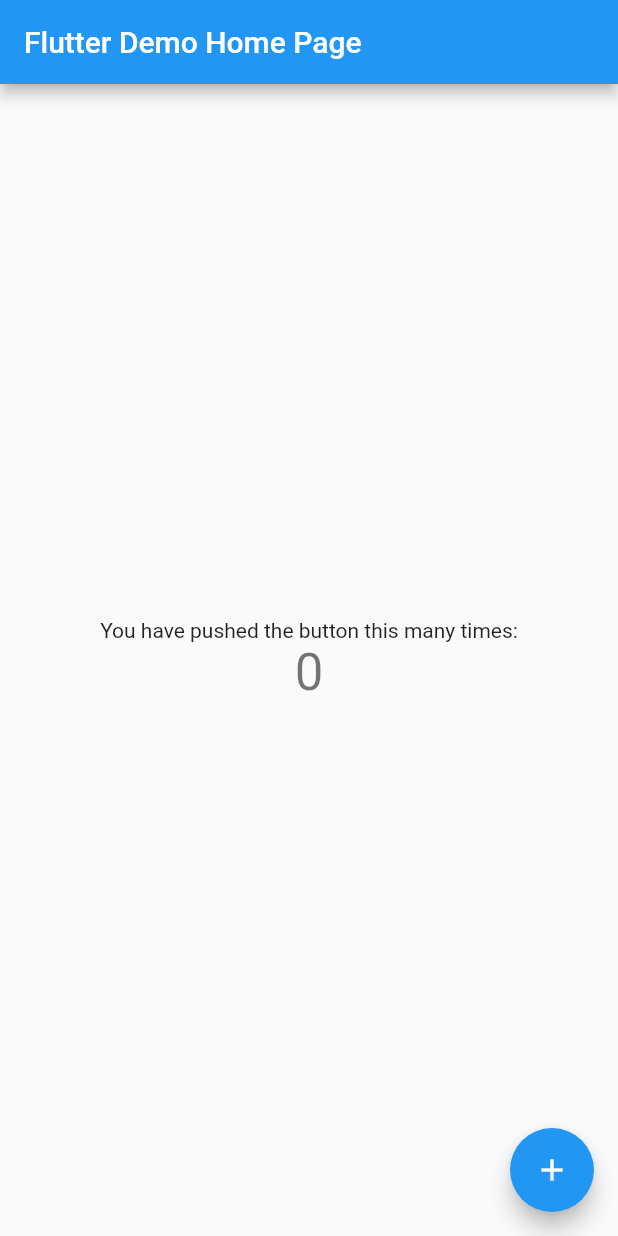
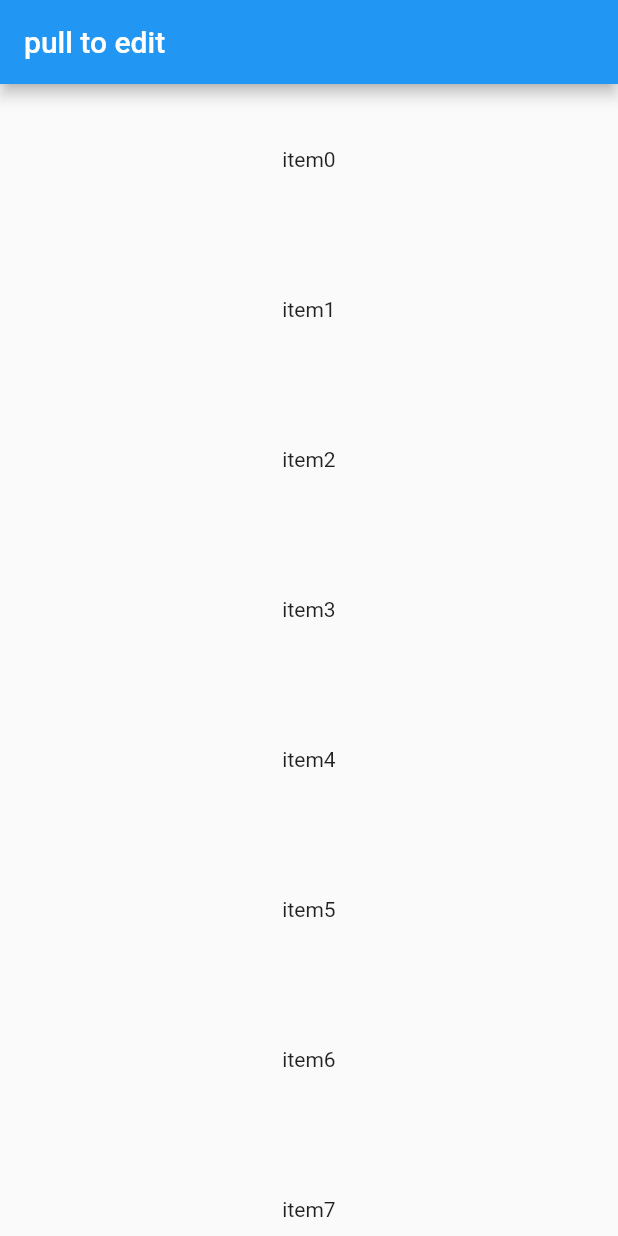
Before and after one commit to thaitani/flutter_pull_to_edit, a Flutter app: the screen it shows after launch, on a phone screen of 412 x 824 dp. Run offline on Flutter 3.47's test engine with Material 2 defaults, Android fonts, the phone set to English and light mode, and no system bars.

Commit message:
それっぽいアニメーションができるところまで

```diff
--- a/lib/main.dart
+++ b/lib/main.dart
@@ -1,3 +1,5 @@
+import 'dart:math';
+
 import 'package:flutter/material.dart';
 
 void main() {
@@ -7,109 +9,84 @@
 class MyApp extends StatelessWidget {
   const MyApp({super.key});
 
-  // This widget is the root of your application.
   @override
   Widget build(BuildContext context) {
     return MaterialApp(
         title: 'Flutter Demo',
         theme: ThemeData(
-        // This is the theme of your application.
-        //
-        // Try running your application with "flutter run". You'll see the
-        // application has a blue toolbar. Then, without quitting the app, try
-        // changing the primarySwatch below to Colors.green and then invoke
-        // "hot reload" (press "r" in the console where you ran "flutter run",
-        // or simply save your changes to "hot reload" in a Flutter IDE).
-        // Notice that the counter didn't reset back to zero; the application
-        // is not restarted.
           primarySwatch: Colors.blue,
         ),
-      home: const MyHomePage(title: 'Flutter Demo Home Page'),
-    );
+        home: const Home());
   }
 }
 
-class MyHomePage extends StatefulWidget {
-  const MyHomePage({super.key, required this.title});
-
-  // This widget is the home page of your application. It is stateful, meaning
-  // that it has a State object (defined below) that contains fields that affect
-  // how it looks.
-
-  // This class is the configuration for the state. It holds the values (in this
-  // case the title) provided by the parent (in this case the App widget) and
-  // used by the build method of the State. Fields in a Widget subclass are
-  // always marked "final".
-
-  final String title;
+class Home extends StatelessWidget {
+  const Home({super.key});
 
   @override
-  State<MyHomePage> createState() => _MyHomePageState();
+  Widget build(BuildContext context) {
+    return Scaffold(
+        appBar: AppBar(
+          title: const Text('pull to edit'),
+        ),
+        body: const PullToEdit());
+  }
 }
 
-class _MyHomePageState extends State<MyHomePage> {
-  int _counter = 0;
+class PullToEdit extends StatefulWidget {
+  const PullToEdit({super.key});
 
-  void _incrementCounter() {
+  @override
+  State<PullToEdit> createState() => _PullToEditState();
+}
+
+class _PullToEditState extends State<PullToEdit> {
+  late ScrollController _controller;
+  double negativeOffset = 0;
+  @override
+  void initState() {
+    _controller = ScrollController()
+      ..addListener(() {
         setState(() {
-      // This call to setState tells the Flutter framework that something has
-      // changed in this State, which causes it to rerun the build method below
-      // so that the display can reflect the updated values. If we changed
-      // _counter without calling setState(), then the build method would not be
-      // called again, and so nothing would appear to happen.
-      _counter++;
+          negativeOffset = min(_controller.offset, 0).abs().toDouble();
         });
+      });
+
+    super.initState();
+  }
+
+  @override
+  void dispose() {
+    _controller.dispose();
+    super.dispose();
   }
 
   @override
   Widget build(BuildContext context) {
-    // This method is rerun every time setState is called, for instance as done
-    // by the _incrementCounter method above.
-    //
-    // The Flutter framework has been optimized to make rerunning build methods
-    // fast, so that you can just rebuild anything that needs updating rather
-    // than having to individually change instances of widgets.
-    return Scaffold(
-      appBar: AppBar(
-        // Here we take the value from the MyHomePage object that was created by
-        // the App.build method, and use it to set our appbar title.
-        title: Text(widget.title),
+    return Stack(
+      children: [
+        Container(
+          height: negativeOffset,
+          width: MediaQuery.of(context).size.width,
+          color: Colors.amber,
+          child: AnimatedOpacity(
+            opacity: negativeOffset > 150 ? 1 : 0,
+            duration: const Duration(milliseconds: 100),
+            child: const Icon(Icons.edit),
           ),
-      body: Center(
-        // Center is a layout widget. It takes a single child and positions it
-        // in the middle of the parent.
-        child: Column(
-          // Column is also a layout widget. It takes a list of children and
-          // arranges them vertically. By default, it sizes itself to fit its
-          // children horizontally, and tries to be as tall as its parent.
-          //
-          // Invoke "debug painting" (press "p" in the console, choose the
-          // "Toggle Debug Paint" action from the Flutter Inspector in Android
-          // Studio, or the "Toggle Debug Paint" command in Visual Studio Code)
-          // to see the wireframe for each widget.
-          //
-          // Column has various properties to control how it sizes itself and
-          // how it positions its children. Here we use mainAxisAlignment to
-          // center the children vertically; the main axis here is the vertical
-          // axis because Columns are vertical (the cross axis would be
-          // horizontal).
-          mainAxisAlignment: MainAxisAlignment.center,
-          children: <Widget>[
-            const Text(
-              'You have pushed the button this many times:',
         ),
-            Text(
-              '$_counter',
-              style: Theme.of(context).textTheme.headlineMedium,
+        ListView.builder(
+          itemBuilder: (context, index) {
+            return SizedBox(
+              height: 100,
+              child: Center(
+                child: Text('item$index'),
+              ),
+            );
+          },
+          controller: _controller,
         ),
       ],
-        ),
-      ),
-      floatingActionButton: FloatingActionButton(
-        onPressed: _incrementCounter,
-        tooltip: 'Increment',
-        child: const Icon(Icons.add),
-      ), // This trailing comma makes auto-formatting nicer for build methods.
     );
   }
 }
```
Lines whose indentation alone changed are shown as unchanged.
